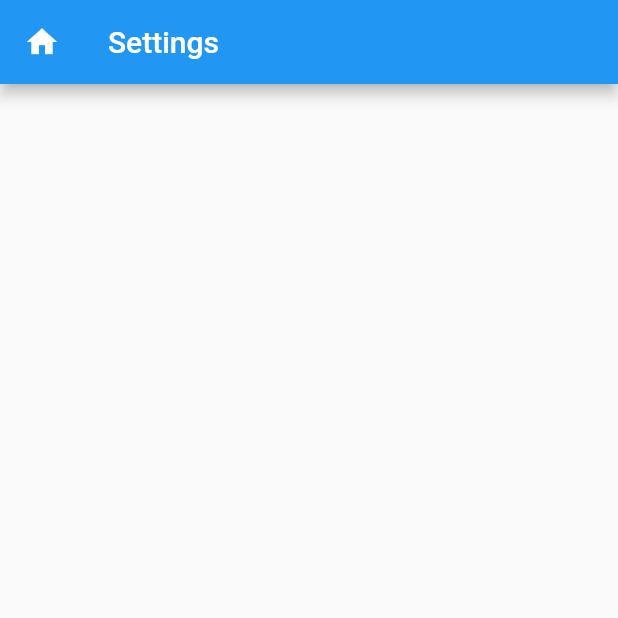
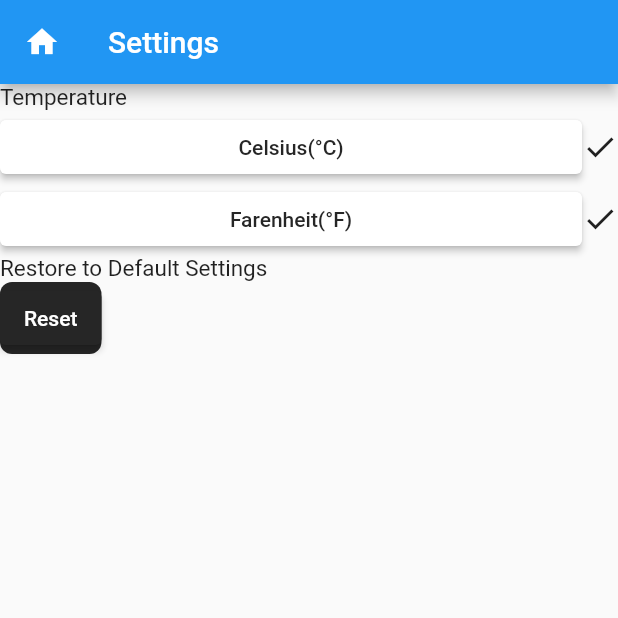
Before and after one commit to Bilaterian/OutdoorLife-App, a Flutter app: the screen it shows after launch, after a tap on the "settings" icon, on a phone screen of 412 x 824 dp, the top half of it. Run offline on Flutter 3.47's test engine with Material 2 defaults, Android fonts, the phone set to English and light mode, and no system bars; our stand-ins replace google_maps_flutter.

Commit message:
Updated Settings Page
settings page now contains content

```diff
--- a/project/lib/core/SettingsPage.dart
+++ b/project/lib/core/SettingsPage.dart
@@ -1,3 +1,5 @@
+import 'dart:ui';
+
 import 'package:flutter/material.dart';
 
 class SettingsPage extends StatelessWidget{
@@ -16,13 +18,81 @@ class SettingsPage extends StatelessWidget{
           ),
           title: const Text('Settings'),
         ),
-        body: Center(
-          child: Column(
-            mainAxisAlignment: MainAxisAlignment.center,
-            children: [
-
-            ],
-          ),
+        body: Column(
+          mainAxisAlignment: MainAxisAlignment.start,
+          crossAxisAlignment: CrossAxisAlignment.start,
+          children: [
+            Text(
+                "Temperature",
+              style: TextStyle(
+                fontSize: 15,
+              ),
+            ),
+            Row(
+              children: [
+                Expanded(
+                  child: ElevatedButton(
+                      onPressed: () {},
+                      child: const Text(
+                          'Celsius(°C)',
+                          style: TextStyle(
+                            color: Color(0xff262626),
+                          ),
+                          textAlign: TextAlign.left,
+                      ),
+                      style: ElevatedButton.styleFrom(
+                          primary: Color(0xffffffff)
+                      )
+                  ),
+                ),
+                Icon(Icons.check),
+              ],
+            ),
+            Row(
+              children: [
+                Expanded(
+                  child: ElevatedButton(
+                      onPressed: () {},
+                      child: const Text(
+                        'Farenheit(°F)',
+                        style: TextStyle(
+                          color: Color(0xff262626),
+                        ),
+                        textAlign: TextAlign.left,
+                      ),
+                      style: ElevatedButton.styleFrom(
+                          primary: Color(0xffffffff)
+                      )
+                  ),
+                ),
+                Icon(Icons.check),
+              ],
+            ),
+            Text(
+                "Restore to Default Settings",
+              style: TextStyle(
+                fontSize: 15,
+              ),
+            ),
+            Container(
+              decoration: BoxDecoration(
+                color: const Color(0xff262626),
+                borderRadius: BorderRadius.circular(8),
+              ),
+              child: ElevatedButton(
+                  onPressed: () {},
+                  child: const Text(
+                      'Reset',
+                      style: TextStyle(
+                        color: Color(0xffffffff),
+                      )
+                  ),
+                  style: ElevatedButton.styleFrom(
+                      primary: Color(0xff262626)
+                  )
+              ),
+            ),
+          ],
         ),
       ),
     );
```
